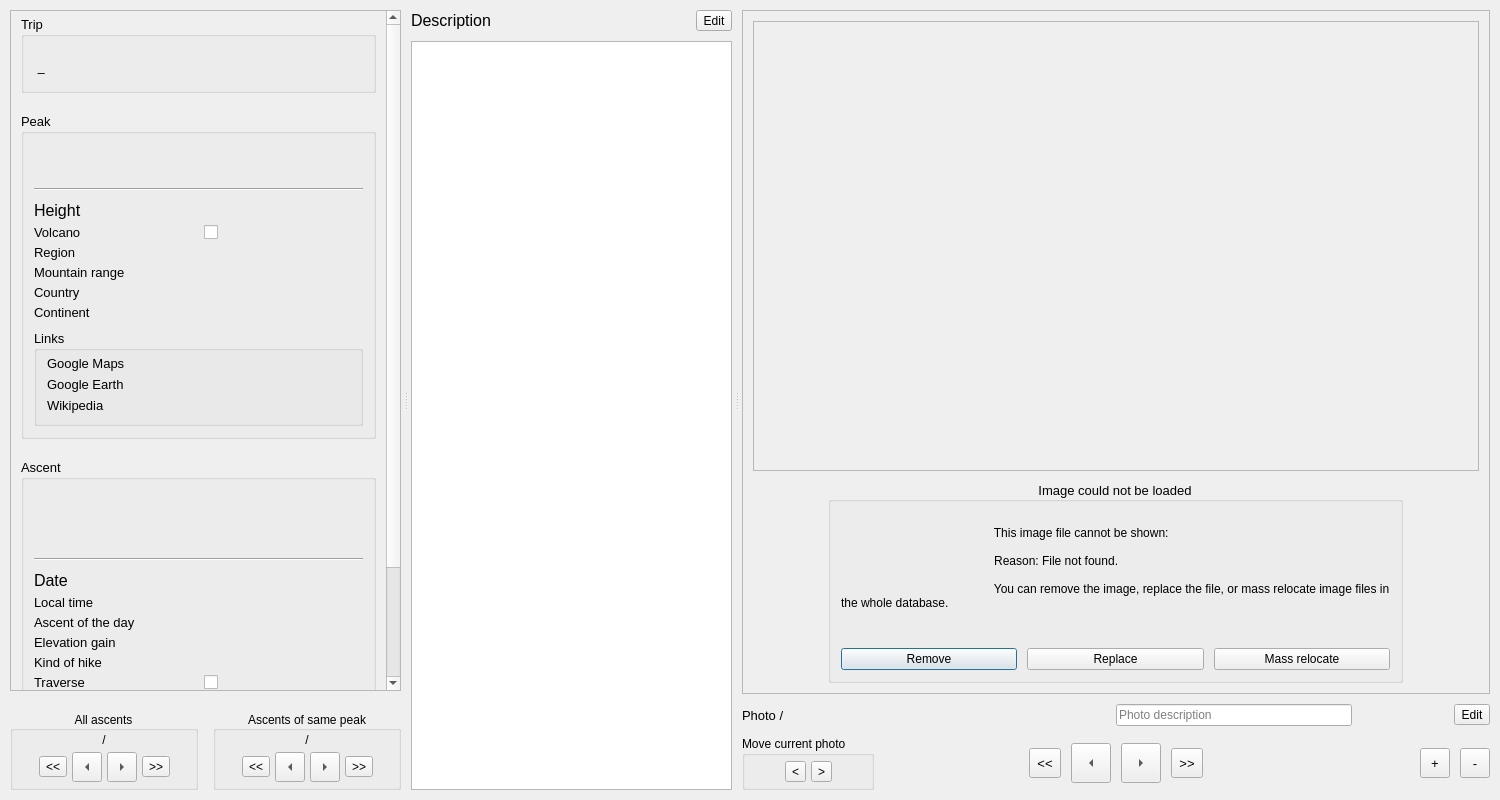
Above: src/ui/ascent_viewer.ui from svetter/pal before the change. Below: the same form after it.
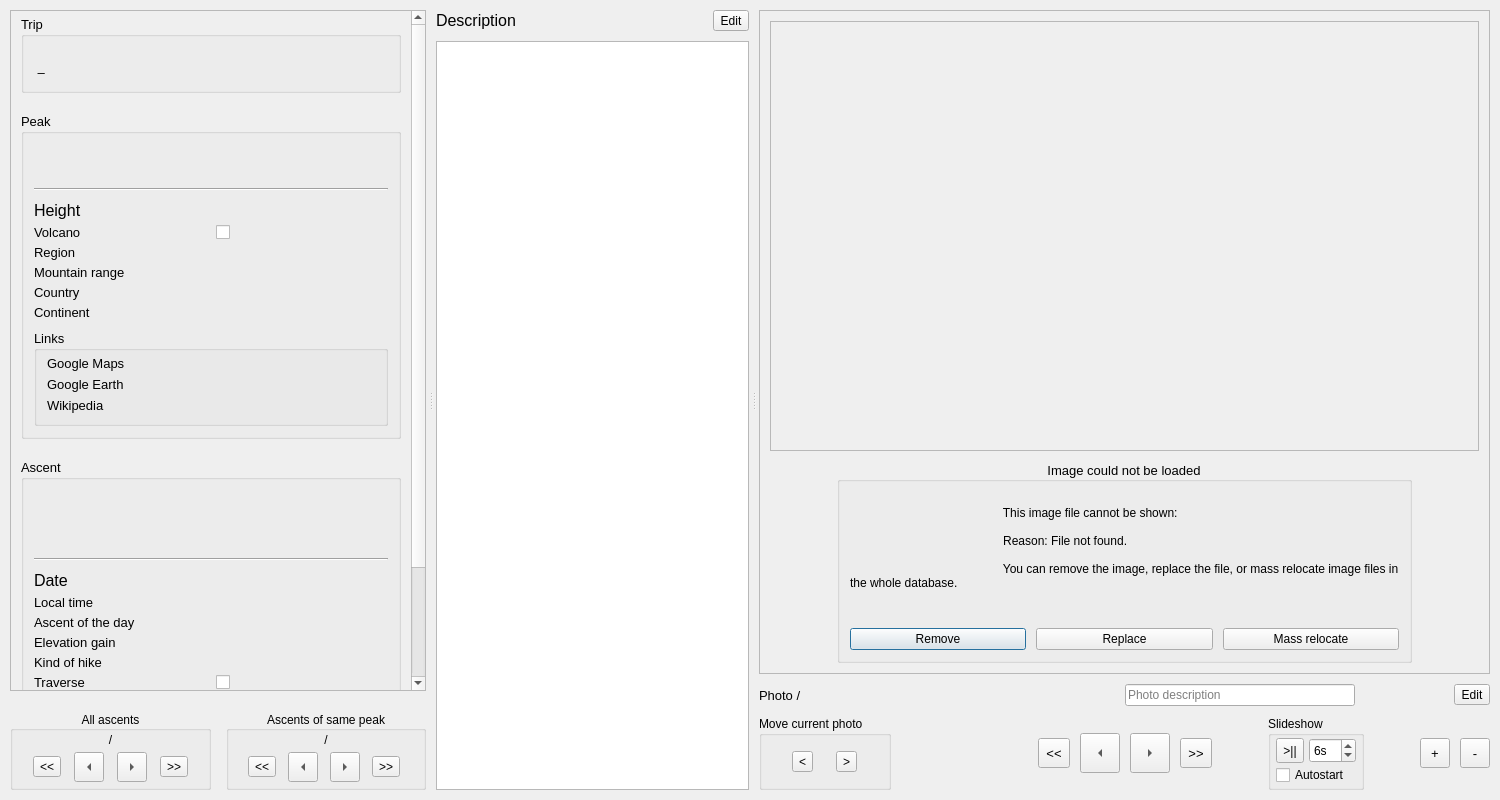
That is the form after the change. Custom widgets are drawn as their Qt base class.

Commit message:
Add slideshow functionality to ascent viewer
For #193

Diff of the .ui file:
```diff
--- a/src/ui/ascent_viewer.ui
+++ b/src/ui/ascent_viewer.ui
@@ -850,12 +850,6 @@
                 <property name="orientation">
                  <enum>Qt::Horizontal</enum>
                 </property>
-                <property name="sizeHint" stdset="0">
-                 <size>
-                  <width>0</width>
-                  <height>0</height>
-                 </size>
-                </property>
                </spacer>
               </item>
               <item>
@@ -925,12 +919,6 @@
                 <property name="orientation">
                  <enum>Qt::Horizontal</enum>
                 </property>
-                <property name="sizeHint" stdset="0">
-                 <size>
-                  <width>0</width>
-                  <height>0</height>
-                 </size>
-                </property>
                </spacer>
               </item>
              </layout>
@@ -988,12 +976,6 @@
                 <property name="orientation">
                  <enum>Qt::Horizontal</enum>
                 </property>
-                <property name="sizeHint" stdset="0">
-                 <size>
-                  <width>0</width>
-                  <height>0</height>
-                 </size>
-                </property>
                </spacer>
               </item>
               <item>
@@ -1063,12 +1045,6 @@
                 <property name="orientation">
                  <enum>Qt::Horizontal</enum>
                 </property>
-                <property name="sizeHint" stdset="0">
-                 <size>
-                  <width>0</width>
-                  <height>0</height>
-                 </size>
-                </property>
                </spacer>
               </item>
              </layout>
@@ -1231,7 +1207,7 @@
                    <x>0</x>
                    <y>0</y>
                    <width>638</width>
-                   <height>404</height>
+                   <height>382</height>
                   </rect>
                  </property>
                  <layout class="QHBoxLayout" name="imageScrollAreaLayout">
@@ -1453,12 +1429,6 @@
                  <property name="orientation">
                   <enum>Qt::Horizontal</enum>
                  </property>
-                 <property name="sizeHint" stdset="0">
-                  <size>
-                   <width>0</width>
-                   <height>0</height>
-                  </size>
-                 </property>
                 </spacer>
                </item>
                <item>
@@ -1517,12 +1487,6 @@
                     <property name="orientation">
                      <enum>Qt::Horizontal</enum>
                     </property>
-                    <property name="sizeHint" stdset="0">
-                     <size>
-                      <width>0</width>
-                      <height>0</height>
-                     </size>
-                    </property>
                    </spacer>
                   </item>
                   <item>
@@ -1550,12 +1514,6 @@
                     <property name="orientation">
                      <enum>Qt::Horizontal</enum>
                     </property>
-                    <property name="sizeHint" stdset="0">
-                     <size>
-                      <width>0</width>
-                      <height>0</height>
-                     </size>
-                    </property>
                    </spacer>
                   </item>
                  </layout>
@@ -1566,12 +1524,6 @@
                  <property name="orientation">
                   <enum>Qt::Horizontal</enum>
                  </property>
-                 <property name="sizeHint" stdset="0">
-                  <size>
-                   <width>0</width>
-                   <height>0</height>
-                  </size>
-                 </property>
                 </spacer>
                </item>
               </layout>
@@ -1668,10 +1620,108 @@
               </layout>
              </item>
              <item>
-              <layout class="QHBoxLayout" name="photoAddRemoveControlsLayout" stretch="1,0,0">
+              <layout class="QHBoxLayout" name="photoSlideshowAndAddRemoveControlsLayout" stretch="1,0,1,0,0">
                <property name="spacing">
                 <number>10</number>
                </property>
+               <item>
+                <spacer name="slideshowSpacer">
+                 <property name="orientation">
+                  <enum>Qt::Horizontal</enum>
+                 </property>
+                 <property name="sizeHint" stdset="0">
+                  <size>
+                   <width>0</width>
+                   <height>0</height>
+                  </size>
+                 </property>
+                </spacer>
+               </item>
+               <item>
+                <widget class="QGroupBox" name="slideshowBox">
+                 <property name="title">
+                  <string>Slideshow</string>
+                 </property>
+                 <layout class="QVBoxLayout" name="verticalLayout">
+                  <property name="spacing">
+                   <number>2</number>
+                  </property>
+                  <property name="leftMargin">
+                   <number>5</number>
+                  </property>
+                  <property name="topMargin">
+                   <number>2</number>
+                  </property>
+                  <property name="rightMargin">
+                   <number>5</number>
+                  </property>
+                  <property name="bottomMargin">
+                   <number>2</number>
+                  </property>
+                  <item>
+                   <layout class="QHBoxLayout" name="slideshowBoxUpperLayout">
+                    <property name="spacing">
+                     <number>5</number>
+                    </property>
+                    <item>
+                     <widget class="QToolButton" name="slideshowStartStopButton">
+                      <property name="minimumSize">
+                       <size>
+                        <width>25</width>
+                        <height>25</height>
+                       </size>
+                      </property>
+                      <property name="toolTip">
+                       <string>Start/pause slideshow</string>
+                      </property>
+                      <property name="text">
+                       <string>&gt;||</string>
+                      </property>
+                     </widget>
+                    </item>
+                    <item>
+                     <widget class="QSpinBox" name="slideshowIntervalSpinner">
+                      <property name="sizePolicy">
+                       <sizepolicy hsizetype="Fixed" vsizetype="Fixed">
+                        <horstretch>0</horstretch>
+                        <verstretch>0</verstretch>
+                       </sizepolicy>
+                      </property>
+                      <property name="minimumSize">
+                       <size>
+                        <width>0</width>
+                        <height>25</height>
+                       </size>
+                      </property>
+                      <property name="toolTip">
+                       <string>Time between photos</string>
+                      </property>
+                      <property name="suffix">
+                       <string>s</string>
+                      </property>
+                      <property name="minimum">
+                       <number>1</number>
+                      </property>
+                      <property name="value">
+                       <number>6</number>
+                      </property>
+                     </widget>
+                    </item>
+                   </layout>
+                  </item>
+                  <item>
+                   <widget class="QCheckBox" name="slideshowAutostartCheckbox">
+                    <property name="toolTip">
+                     <string>Start slideshow automatically after changing to another ascent</string>
+                    </property>
+                    <property name="text">
+                     <string>Autostart</string>
+                    </property>
+                   </widget>
+                  </item>
+                 </layout>
+                </widget>
+               </item>
                <item>
                 <spacer name="photoAddRemoveControlsSpacer">
                  <property name="orientation">
```
The commit also changes 2 other files.
